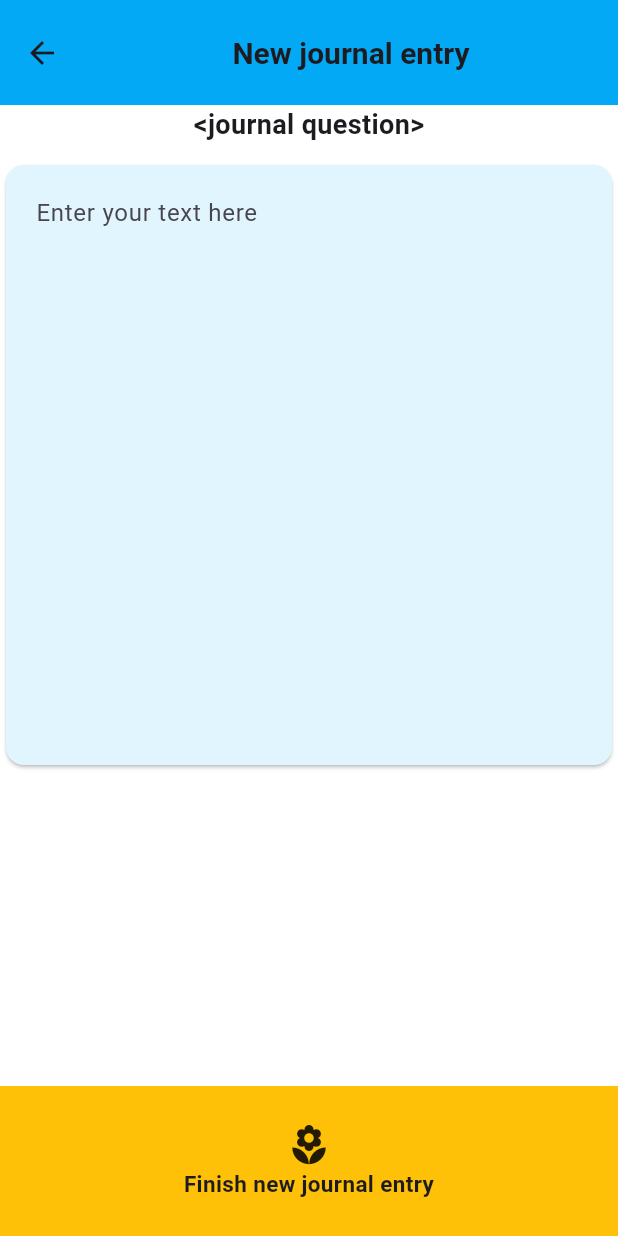
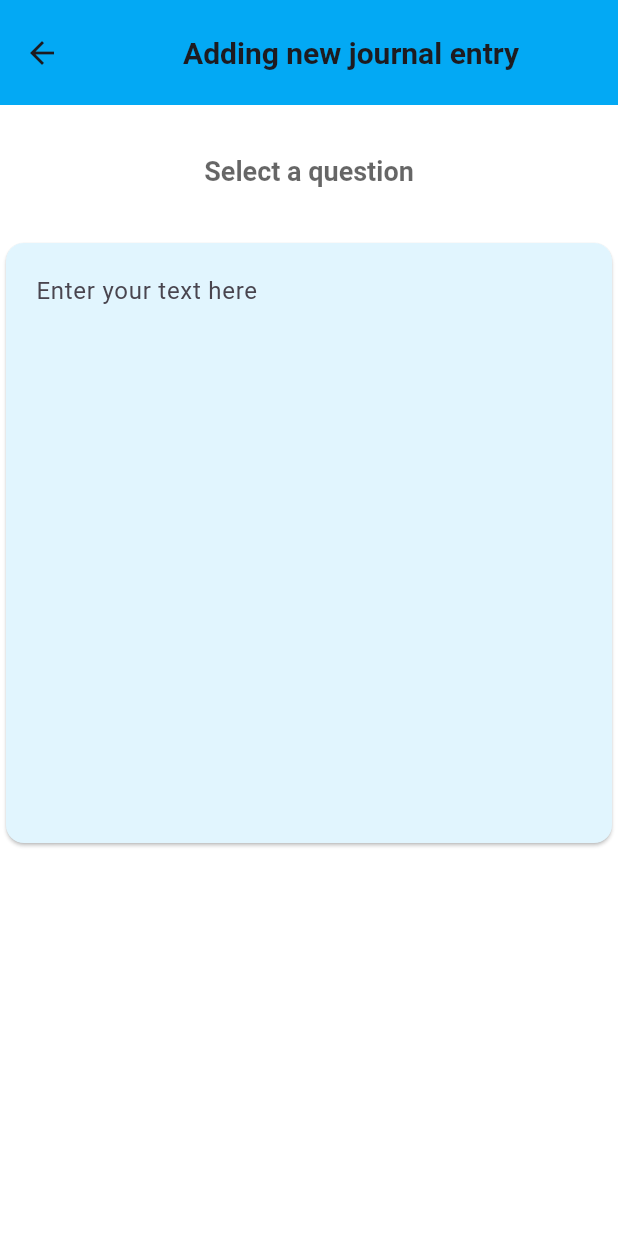
Before and after one commit to lucampor/stepping_stones, a Flutter app: the ObjectivePage screen opened directly with empty values, after a tap on "Add new Journal Entry", on a phone screen of 412 x 824 dp. Run offline on Flutter 3.47's test engine with Material 3 defaults, Android fonts, the phone set to English and light mode, and no system bars; our stand-ins replace step_progress_indicator.

Commit message:
Working journal

```diff
--- a/lib/journaling/data.dart
+++ b/lib/journaling/data.dart
@@ -1,7 +1,7 @@
 import 'package:stepping_stones/journaling/entry_type.dart';
 
 class JournalEntryData {
-  const JournalEntryData(
+  JournalEntryData(
     this.name,
     {
       this.content,
@@ -9,8 +9,8 @@ class JournalEntryData {
       required this.type,
   });
 
-  final String name;
-  final EntryType type;
-  final String? content;
-  final String? question;
+  String name;
+  EntryType type;
+  String? content;
+  String? question;
 }
--- a/lib/journaling/list.dart
+++ b/lib/journaling/list.dart
@@ -23,7 +23,7 @@ class JournalList extends StatelessWidget {
           },
           itemCount: entries.length,
           itemBuilder: (context, index) {
-            return JournalEntry(entries[index]);
+            return JournalEntry(entries[index], parent: objectiveNotifier,);
           }
         );
       }
--- /dev/null
+++ b/lib/journaling/model.dart
@@ -0,0 +1,74 @@
+import 'package:flutter/material.dart';
+import 'package:stepping_stones/journaling/data.dart';
+import 'package:stepping_stones/journaling/entry_type.dart';
+import 'package:stepping_stones/objectives/model.dart';
+
+
+const emptyQuestion = "No question";
+
+class JournalModel extends ChangeNotifier {
+  JournalModel(this.data, {required this.parent})
+  : _question = data.question, _content = data.content;
+
+  final JournalEntryData data;
+  final ObjectiveModel parent;
+
+  var _question;
+  var _content;
+
+
+  String get goal => parent.name;
+  String? get question => _question;
+  String? get content => _content;
+
+  @override
+  void notifyListeners(){
+    parent.notifyListeners();
+    super.notifyListeners();
+  }
+
+  void changeQuestion(String? newQuestion){
+    if (newQuestion == emptyQuestion || newQuestion == null) {
+      _question = null;
+    } else {
+      _question = newQuestion;
+    }
+
+    notifyListeners();
+  }
+
+  void modifyEntry() {
+    if (_question == null) {
+      data.type = EntryType.note;
+    } else {
+      data.type = EntryType.reflection;
+    }
+
+    data.question = _question;
+    data.content = _content;
+    parent.notifyListeners();
+  }
+
+  void finishEntry() {
+    if (_question == null) {
+      data.type = EntryType.note;
+    } else {
+      data.type = EntryType.reflection;
+    }
+
+    data.question = _question;
+    data.content = _content;
+    parent.insertJournalEntry(data);
+  }
+
+  void changeContent(String content){
+    if (content.isEmpty) {
+      _content = null;
+    } else {
+      _content = content;
+    }
+    notifyListeners();
+  }
+
+
+}
--- a/lib/journaling/new_journal.dart
+++ /dev/null
@@ -1,121 +0,0 @@
-import 'package:flutter/material.dart';
-
-class JournalPage extends StatefulWidget {
-  const JournalPage({super.key});
-
-  @override
-  State<JournalPage> createState() => _JournalPageState();
-}
-
-class _JournalPageState extends State<JournalPage> {
-
-  @override
-  Widget build(BuildContext context) {
-    var questionText = const Text("<journal question>",//Are you a good friend to yourself?",
-    style: TextStyle(fontSize: 18, fontWeight: FontWeight.bold));
-
-    var backButton = SizedBox(
-        width: 90,
-        height: 40,
-        child: OutlinedButton(
-            style: OutlinedButton.styleFrom(
-              foregroundColor: Colors.blue,
-            ),
-            onPressed: () {
-              Navigator.pop(context);
-            },
-            child: const Center(
-              child: Text(
-                "Done",
-                style: TextStyle(
-                  fontSize: 16,
-                ),
-                softWrap: true,
-                textAlign: TextAlign.center,
-              ),
-            )));
-
-    var saveButton = SizedBox(
-        child: OutlinedButton(
-            style: OutlinedButton.styleFrom(
-              foregroundColor: Colors.blue,
-            ),
-            onPressed: () {
-              Navigator.pop(context);
-            },
-            child: const Center(
-              child: Text(
-                "Save",
-                style: TextStyle(
-                  fontSize: 16,
-                ),
-                softWrap: true,
-                textAlign: TextAlign.center,
-              ),
-            )));
-
-    var navButtons = Row(children: <Widget>[
-      const Spacer(),
-      backButton,
-    ]);
-
-    return Scaffold(
-        backgroundColor: const Color(0xFFFFFFFF),
-        bottomNavigationBar: BottomAppBar(
-      height: 100,
-      padding: const EdgeInsets.all(0.0),
-      child: Container(
-        color: Colors.amber,
-        child: InkWell(
-            onTap: () { Navigator.pop(context); },
-            child: const Column(
-              mainAxisAlignment: MainAxisAlignment.center,
-              children: [
-                Icon(Icons.local_florist,
-                  size: 30,
-                ),
-                Text("Finish new journal entry",
-                  textAlign: TextAlign.center,
-                  style: TextStyle(
-                    fontWeight: FontWeight.bold,
-                    fontSize: 15,
-                  ),
-                ),
-              ],
-            ),
-          ),
-      ),
-    ),
-        appBar: AppBar(
-      backgroundColor:
-          Colors.lightBlue, //Theme.of(context).colorScheme.primary,
-      toolbarHeight: 70,
-      centerTitle: true,
-
-      title: const Center(
-        child: Text(
-          "New journal entry",
-          style: TextStyle(fontSize: 20, fontWeight: FontWeight.bold),
-        ),
-      ),
-    ),
-        body: Column(
-        children: <Widget>[
-          //navButtons,
-          questionText,
-          const SizedBox(height: 10),
-          Card(
-            color: Colors.lightBlue[50],
-            child: Padding(
-              padding: EdgeInsets.all(20.0),
-              child: TextField(
-                maxLines: 15, //or null
-                decoration: InputDecoration.collapsed(hintText: "Enter your text here",
-                filled: false),
-              ),
-            )
-          ),
-        ],
-      ));
-  }
-}
--- /dev/null
+++ b/lib/journaling/page.dart
@@ -0,0 +1,378 @@
+import 'package:flutter/material.dart';
+import 'package:stepping_stones/journaling/model.dart';
+
+const journalQuestions = {
+  "Create a Positive Mindset": [
+    "How did maintaining a gratitude journal influence your overall mindset?",
+    "What changes did you observe by challenging negative thoughts with affirmations?",
+    "In what ways did mindfulness or meditation practices contribute to your well-being?",
+    "How did positive influences in your environment impact your mindset?",
+    "What did you learn from celebrating small victories or achievements?",
+    "How did limiting exposure to negative media affect your outlook on life?",
+  ],
+  "Improve Social Skills": [
+    "How did maintaining eye contact impact the quality of your conversations?",
+    "Consider the impact of small talk on expanding your social network.",
+    "What feedback did you receive on your social interactions, and how did it guide your improvement?",
+    "What are some emotions and nuances conveyed through sustained eye contact?",
+  ],
+  "Reduce Rejection Sensitivity": [
+    "How did mindfulness and relaxation techniques influence your ability to navigate social interactions with reduced sensitivity?",
+    "What do you think can be the worst-case scenario if rejected? Is this situation manageable?",
+    "Can you spot irrational beliefs in your thinking?",
+    "Does it say anything about you as a person, if someone rejects you?",
+  ],
+  "Strengthen Self-Expression": [
+    "How did writing a letter expressing your feelings enhance your self-expression?",
+    "What creative expression activity did you find most fulfilling?",
+    "In what ways did sharing an opinion or idea in a group setting boost your self-confidence?",
+    "How did joining a club related to your interests contribute to your self-expression?",
+  ],
+  "Deepen Existing Relationships": [
+    "How can vulnerability strengthen emotional bonds?",
+    "What meaningful activities did you engage in to deepen your connections during dedicated quality time?",
+    "How did the expression of appreciation influence the dynamics of your relationships?",
+  ],
+  "Find Romance": [
+    "Out of your desired qualities in a romantic partner, what are qualities you can personally embody?",
+    "What did you learn from exploring online dating, and how did it contribute to your journey in finding romance?",
+    "How did you navigate rejection, and what lessons did you learn from those experiences?",
+    "Do you find yourself contorting who you are to appeal to other people? Why do you think you do that?",
+    "Do you believe that someone will love your true self, why or why not?",
+  ],
+};
+
+class JournalPage extends StatefulWidget {
+  const JournalPage(this.notifier, {super.key, this.newEntry = true});
+
+  final JournalModel notifier;
+  final bool newEntry;
+  @override
+  State<JournalPage> createState() => _JournalPageState();
+}
+
+class _JournalPageState extends State<JournalPage> {
+
+  var _empty = true;
+  late TextEditingController _controller;
+  List<String> _questions = [];
+
+  @override
+  void initState() {
+    _controller = TextEditingController(text: widget.notifier.content);
+    _questions = [emptyQuestion] + (journalQuestions[widget.notifier.goal] ?? []);
+    super.initState();
+  }
+
+  @override
+  Widget build(BuildContext context) {
+
+    var backButton = SizedBox(
+        width: 90,
+        height: 40,
+        child: OutlinedButton(
+            style: OutlinedButton.styleFrom(
+              foregroundColor: Colors.blue,
+            ),
+            onPressed: () {
+              Navigator.pop(context);
+            },
+            child: const Center(
+              child: Text(
+                "Done",
+                style: TextStyle(
+                  fontSize: 16,
+                ),
+                softWrap: true,
+                textAlign: TextAlign.center,
+              ),
+            )));
+
+    var saveButton = SizedBox(
+        child: OutlinedButton(
+            style: OutlinedButton.styleFrom(
+              foregroundColor: Colors.blue,
+            ),
+            onPressed: () {
+              Navigator.pop(context);
+            },
+            child: const Center(
+              child: Text(
+                "Save",
+                style: TextStyle(
+                  fontSize: 16,
+                ),
+                softWrap: true,
+                textAlign: TextAlign.center,
+              ),
+            )));
+
+    var navButtons = Row(children: <Widget>[
+      const Spacer(),
+      backButton,
+    ]);
+
+    var bottomBar = _controller.text.isNotEmpty ?
+      BottomAppBar(
+          height: 100,
+          padding: const EdgeInsets.all(0.0),
+          child: Container(
+            color: Colors.amber,
+            child: InkWell(
+                onTap: () {
+                  widget.notifier.changeContent(_controller.text.trim());
+                  if (widget.newEntry) {
+                    widget.notifier.finishEntry();
+                  } else {
+                    widget.notifier.modifyEntry();
+                  }
+                  Navigator.pop(context); },
+                child: Column(
+                  mainAxisAlignment: MainAxisAlignment.center,
+                  children: [
+                    const Icon(Icons.auto_stories,
+                      size: 30,
+                    ),
+                    Text(widget.newEntry ? "Finish new journal entry" : "Modify journal entry",
+                      textAlign: TextAlign.center,
+                      style: const TextStyle(
+                        fontWeight: FontWeight.bold,
+                        fontSize: 15,
+                    ),
+                  ),
+                ],
+              ),
+            ),
+        ),
+      ) : null;
+
+    return ListenableBuilder(
+      listenable: widget.notifier,
+      builder: (context, child) {
+        var text = widget.notifier.question;
+
+        return Scaffold(
+            backgroundColor: const Color(0xFFFFFFFF),
+            bottomNavigationBar: bottomBar,
+            appBar: AppBar(
+          backgroundColor:
+              Colors.lightBlue, //Theme.of(context).colorScheme.primary,
+          toolbarHeight: 70,
+          centerTitle: true,
+
+          title: Center(
+            child: Text(
+              widget.newEntry ? "Adding new journal entry" : "Journal entry",
+              style: const TextStyle(fontSize: 20, fontWeight: FontWeight.bold),
+            ),
+          ),
+        ),
+            body: Column(
+            children: <Widget>[
+              //navButtons,
+              DropdownButton(
+                value: text,
+                iconSize: 0,
+                isExpanded: true,
+                hint: const Text("Select a question"),
+                alignment: Alignment.center,
+                padding: const EdgeInsets.all(20),
+                underline: const Text(""),
+                style: const TextStyle(
+                  fontSize: 18,
+                  overflow: TextOverflow.visible,
+                  color: Colors.black,
+                  fontWeight: FontWeight.bold,
+                ),
+                items: _questions.map((e) => DropdownMenuItem(
+                    value: e,
+                    child: Text(e))).toList(),
+                onChanged: (newQuestion) => widget.notifier.changeQuestion(newQuestion),
+              ),
+              Card(
+                color: Colors.lightBlue[50],
+                child: Padding(
+                  padding: const EdgeInsets.all(20.0),
+                  child: TextField(
+                    controller: _controller,
+                    maxLines: 15,
+                    expands: false,
+                    onChanged: (_)=> setState(() {}),
+                    decoration: const InputDecoration.collapsed(
+                      hintText: "Enter your text here",
+                      filled: false
+                    ),
+                  ),
+                )
+              ),
+            ],
+          ));
+      }
+    );
+  }
+}
+
+// import 'package:flutter/material.dart';
+// import 'package:stepping_stones/journaling/data.dart';
+// import 'package:stepping_stones/journaling/entry_type.dart';
+// import 'package:stepping_stones/objectives/model.dart';
+// import 'package:stepping_stones/objectives/page.dart';
+
+
+// class JournalPage extends StatefulWidget {
+//   const JournalPage({super.key, required this.current, required this.notifier});
+//   final CurrentPage current;
+//   final ObjectiveModel notifier;
+
+//   @override
+//   State<JournalPage> createState() => _JournalPageState();
+// }
+
+// class _JournalPageState extends State<JournalPage> {
+//   late List<JournalQuestion> _journalQuestions;
+//   @override
+//   void initState() {
+//     super.initState();
+//     _journalQuestions = journalQuestions[widget.notifier.name]
+//             ?.map((e) => JournalQuestion(e))
+//             .toList() ??
+//         [];
+//   }
+
+//   @override
+//   Widget build(BuildContext context) {
+//     var questionText = const Padding(
+//         padding: EdgeInsets.fromLTRB(10, 20.0, 10, 0),
+//         child: Text("Note",
+//             // "Example question: Are you a good friend to yourself?", //"<journal question>"
+//             style: TextStyle(fontSize: 18, fontWeight: FontWeight.bold)));
+
+//     Scaffold journalScaffold() {
+//       var questionStrings = _journalQuestions.map((j) => j.question).toList();
+//       print(questionStrings);
+//       print(_journalQuestions);
+//       var controller = TextEditingController();
+//       void save() {
+//         if (controller.text.isNotEmpty) {
+//           widget.notifier.insertJournalEntry(JournalEntryData(
+//               controller.text.toString(),
+//               type: EntryType.note));
+//         }
+//       }
+
+//       return Scaffold(
+//           backgroundColor: const Color(0xFFFFFFFF),
+//           bottomNavigationBar: BottomAppBar(
+//             height: 100,
+//             padding: const EdgeInsets.all(0.0),
+//             child: Container(
+//               color: Colors.amber,
+//               child: InkWell(
+//                 onTap: () {
+//                   save();
+//                   Navigator.pop(context);
+//                 },
+//                 child: const Column(
+//                   mainAxisAlignment: MainAxisAlignment.center,
+//                   children: [
+//                     Icon(
+//                       Icons.local_florist,
+//                       size: 30,
+//                     ),
+//                     Text(
+//                       "Finish new journal entry",
+//                       textAlign: TextAlign.center,
+//                       style: TextStyle(
+//                         fontWeight: FontWeight.bold,
+//                         fontSize: 15,
+//                       ),
+//                     ),
+//                   ],
+//                 ),
+//               ),
+//             ),
+//           ),
+//           appBar: AppBar(
+//             backgroundColor:
+//                 Colors.lightBlue, //Theme.of(context).colorScheme.primary,
+//             toolbarHeight: 70,
+//             centerTitle: true,
+
+//             title: const Center(
+//               child: Text(
+//                 "New journal entry",
+//                 style: TextStyle(fontSize: 20, fontWeight: FontWeight.bold),
+//               ),
+//             ),
+//           ),
+//           body: Column(
+//             children: <Widget>[
+//               //navButtons,
+//               questionText,
+//               DropdownButtonExample(list: questionStrings),
+//               const SizedBox(height: 10),
+//               Card(
+//                   color: Colors.lightBlue[50],
+//                   child: Padding(
+//                     padding: const EdgeInsets.all(20.0),
+//                     child: TextFormField(
+//                       controller: controller,
+//                       onEditingComplete: save,
+//                       autofocus: true,
+//                       maxLines: 15, //or null
+//                       decoration: const InputDecoration.collapsed(
+//                           hintText: "Enter your text here", filled: false),
+//                     ),
+//                   )),
+//             ],
+//           ));
+//     }
+
+//     return journalScaffold();
+//   }
+// }
+
+// class JournalQuestion {
+//   JournalQuestion(this.question, {this.selected = false});
+
+//   String question;
+//   bool selected;
+// }
+
+// class DropdownButtonExample extends StatefulWidget {
+//   const DropdownButtonExample({required this.list, super.key});
+
+//   final List<String> list;
+//   @override
+//   State<DropdownButtonExample> createState() => _DropdownButtonExampleState();
+// }
+
+// class _DropdownButtonExampleState extends State<DropdownButtonExample> {
+//   String dropdownValue = "Select a reflection question.";
+
+//   @override
+//   Widget build(BuildContext context) {
+//     return DropdownButton<String>(
+//       value: dropdownValue,
+//       icon: const Icon(Icons.arrow_downward),
+//       elevation: 16,
+//       style: const TextStyle(color: Colors.blue),
+//       underline: Container(
+//         height: 2,
+//         color: Colors.blue,
+//       ),
+//       onChanged: (String? value) {
+//         // This is called when the user selects an item.
+//         setState(() {
+//           dropdownValue = value!;
+//         });
+//       },
+//       items: widget.list.map<DropdownMenuItem<String>>((String value) {
+//         return DropdownMenuItem<String>(
+//           value: value,
+//           child: Text(value),
+//         );
+//       }).toList(),
+//     );
+//   }
+// }
--- a/lib/objectives/page.dart
+++ b/lib/objectives/page.dart
@@ -1,7 +1,8 @@
 import 'package:flutter/material.dart';
 import 'package:stepping_stones/journaling/data.dart';
 import 'package:stepping_stones/journaling/entry_type.dart';
-import 'package:stepping_stones/journaling/new_journal.dart';
+import 'package:stepping_stones/journaling/model.dart';
+import 'package:stepping_stones/journaling/page.dart';
 import 'package:stepping_stones/journaling/list.dart';
 import 'package:stepping_stones/objectives/model.dart';
 import 'package:stepping_stones/stones/data.dart';
@@ -156,8 +157,14 @@ class _ObjectivePageState extends State<ObjectivePage> {
       onPressed: (){
         isJournal(widget.current) ?
         Navigator.push(context,
-          MaterialPageRoute(builder: (context) => const JournalPage()))
-        .then((_) => setState(() {}))
+          MaterialPageRoute(builder: (context) => JournalPage(
+              JournalModel(
+                JournalEntryData(widget.notifier.name,
+                  type: EntryType.reflection),
+                parent: widget.notifier)
+            )
+          )
+        )
         :
         showDialog(context: context,
           builder: (BuildContext context) {
```
Also changed, not shown: lib/journaling/list_entry.dart (+37 -50 lines).
